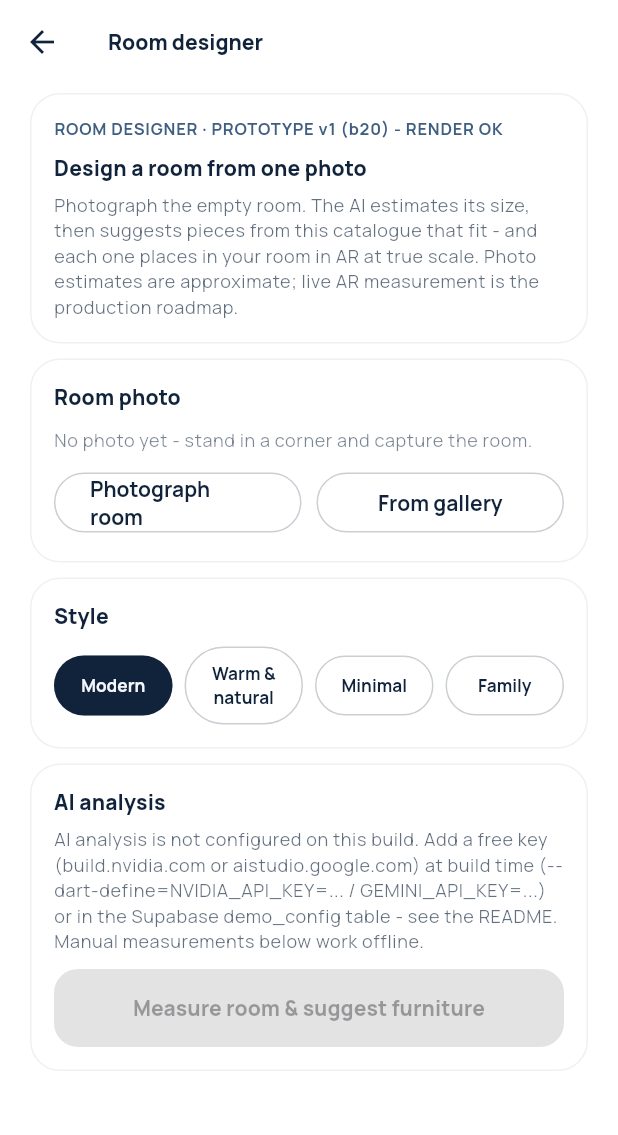
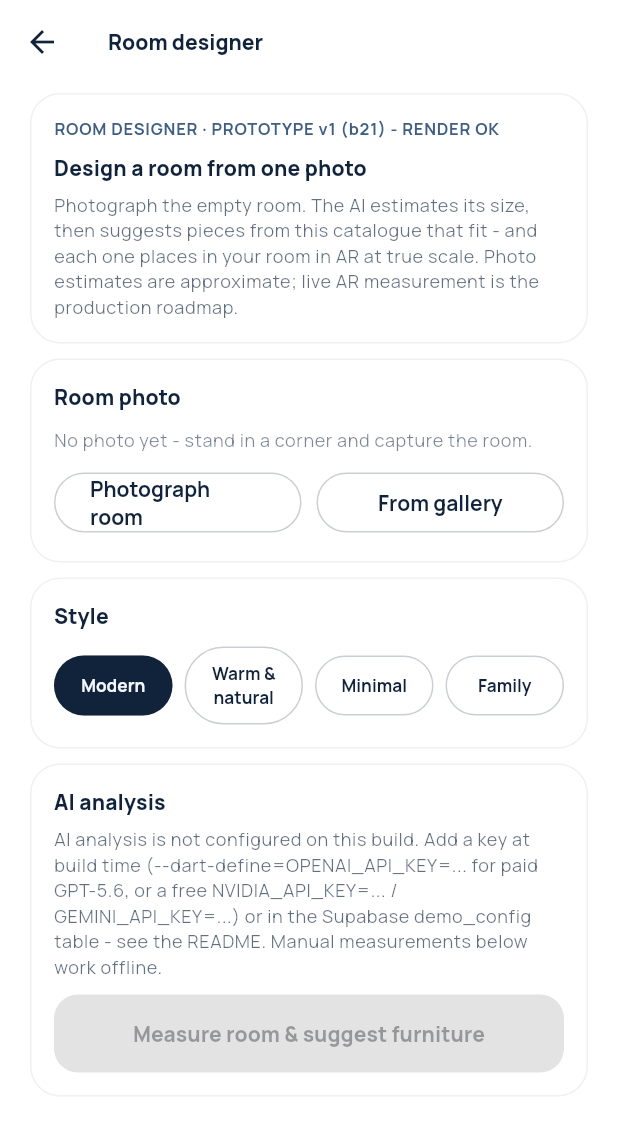
Before and after one commit to osusjr/Baytak-AR, a Flutter app: the RoomDesignerScreen screen opened directly, on a phone screen of 412 x 824 dp. Shown: the top 1135 px of the screen. Run offline on Flutter 3.47's test engine with Material 3 defaults, Android fonts, the phone set to English and light mode, and no system bars; our stand-ins replace camera, google_fonts, image_picker, shared_preferences; missing offline and left inert: model_viewer_plus; accounts and stored records are empty.

Commit message:
Prototype v1 (build 21): auto cabinets clean up after themselves; GPT-5.6 paid mode
Two changes from field feedback on b20:

1. Ghost-cabinet fix: runs the drag editor creates to host a dropped
   appliance are marked RunPlan.auto (persisted through toJson/fromJson).
   When the appliance moves away again the normalizer deletes the empty
   auto run, so parking the sink on a bare wall and moving it back no
   longer leaves stray cabinets behind. Merging an auto run into original
   cabinets clears the flag - real cabinets are never auto-deleted.

2. Paid quality mode: --dart-define=OPENAI_API_KEY puts OpenAI GPT-5.6
   FIRST in both AI chains (one multimodal model serves vision and
   reasoning); the free NVIDIA/Gemini chains remain as automatic
   fallback so an empty credit balance cannot kill a demo. OPENAI_MODEL
   picks the tier (gpt-5.6-sol default / terra / luna). GPT-5.x API
   quirks handled: max_completion_tokens instead of max_tokens, no
   temperature override. Key also distributable via the Supabase
   demo_config table (openai_api_key row). Bench scripts route gpt-*
   models to OpenAI via OPENAI_API_KEY for like-for-like scoring.
   README documents the pay-as-you-go setup (prepaid credits, budget
   cap, ~$0.08-0.12/analysis on sol, cheaper tiers listed).

flutter analyze clean, 20/20 tests pass (new: auto-cabinet cleanup).

```diff
--- a/flutter_app/lib/config/demo_config.dart
+++ b/flutter_app/lib/config/demo_config.dart
@@ -24,6 +24,15 @@ class DemoConfig {
   static const nvidiaApiKey =
       String.fromEnvironment('NVIDIA_API_KEY', defaultValue: '');
 
+  /// Optional PAID provider (platform.openai.com, pay-as-you-go - no
+  /// subscription): when set, OpenAI goes FIRST in both AI chains and the
+  /// free models become the fallback. OPENAI_MODEL picks the tier
+  /// (gpt-5.6-sol flagship / gpt-5.6-terra / gpt-5.6-luna budget).
+  static const openaiApiKey =
+      String.fromEnvironment('OPENAI_API_KEY', defaultValue: '');
+  static const openaiModel = String.fromEnvironment('OPENAI_MODEL',
+      defaultValue: 'gpt-5.6-sol');
+
   /// Optional second FREE provider (aistudio.google.com key, no card):
   /// adds Gemini Flash to the vision fallback chain for extra reliability.
   static const geminiApiKey =
--- a/flutter_app/lib/services/ai_client.dart
+++ b/flutter_app/lib/services/ai_client.dart
@@ -58,6 +58,14 @@ const _nvidiaEndpoint =
 const _geminiEndpoint =
     'https://generativelanguage.googleapis.com/v1beta/openai/chat/completions';
 
+/// Optional PAID provider: OpenAI pay-as-you-go (no subscription). When an
+/// OPENAI_API_KEY is configured, GPT-5.6 (both vision and reasoning in one
+/// model) goes FIRST in both chains; free models remain as fallback so a
+/// spent credit balance can never kill a demo. GPT-5.x quirks handled in
+/// _chatCall: max_completion_tokens instead of max_tokens, and no
+/// temperature override (reasoning models reject non-default values).
+const _openaiEndpoint = 'https://api.openai.com/v1/chat/completions';
+
 class _Candidate {
   const _Candidate(this.endpoint, this.key, this.model);
   final String endpoint, key, model;
@@ -88,12 +96,18 @@ Future<String> _resolveKey(String define, String prefsKey) async {
 }
 
 Future<List<_Candidate>> _candidates({bool text = false}) async {
+  final openai =
+      await _resolveKey(DemoConfig.openaiApiKey, 'cfg_openai_key');
   final nvidia =
       await _resolveKey(DemoConfig.nvidiaApiKey, 'cfg_nvidia_key');
   final gemini =
       await _resolveKey(DemoConfig.geminiApiKey, 'cfg_gemini_key');
   final nvidiaModels = text ? aiTextModels : aiVisionModels;
   return [
+    // paid quality first when configured (GPT-5.6 is multimodal - the
+    // same model serves the vision AND the reasoning chain)
+    if (openai.isNotEmpty)
+      _Candidate(_openaiEndpoint, openai, DemoConfig.openaiModel),
     if (nvidia.isNotEmpty)
       for (final m in nvidiaModels) _Candidate(_nvidiaEndpoint, nvidia, m),
     // Gemini Flash handles both modalities - same chain either way
@@ -106,11 +120,11 @@ Future<List<_Candidate>> _candidates({bool text = false}) async {
 Future<bool> aiConfigured() async => (await _candidates()).isNotEmpty;
 
 const aiNotConfiguredMessage =
-    'AI analysis is not configured on this build. Add a free key '
-    '(build.nvidia.com or aistudio.google.com) at build time '
-    '(--dart-define=NVIDIA_API_KEY=... / GEMINI_API_KEY=...) or in the '
-    'Supabase demo_config table - see the README. Manual measurements '
-    'below work offline.';
+    'AI analysis is not configured on this build. Add a key at build time '
+    '(--dart-define=OPENAI_API_KEY=... for paid GPT-5.6, or a free '
+    'NVIDIA_API_KEY=... / GEMINI_API_KEY=...) or in the Supabase '
+    'demo_config table - see the README. Manual measurements below work '
+    'offline.';
 
 // ---------------------------------------------------------------------------
 // image preparation: decode -> downscale -> JPEG until under budget.
@@ -270,14 +284,17 @@ Future<String> _chatCall(
   final clock = Stopwatch()..start();
   for (final c in candidates) {
     if (clock.elapsed > const Duration(seconds: 150)) break;
+    final openai = c.endpoint == _openaiEndpoint;
+    // reasoning models think before answering - give them headroom
+    final budget =
+        c.model.startsWith('qwen/') || c.model.startsWith('deepseek')
+            ? 8192
+            : maxTokens;
     final body = jsonEncode({
       'model': c.model,
-      // reasoning models think before answering - give them headroom
-      'max_tokens':
-          c.model.startsWith('qwen/') || c.model.startsWith('deepseek')
-              ? 8192
-              : maxTokens,
-      'temperature': 0.2,
+      // GPT-5.x rejects max_tokens and non-default temperature
+      if (openai) 'max_completion_tokens': 16384 else 'max_tokens': budget,
+      if (!openai) 'temperature': 0.2,
       'messages': messagesFor(c.model),
     });
     http.Response attempt;
--- a/flutter_app/lib/services/plan_normalizer.dart
+++ b/flutter_app/lib/services/plan_normalizer.dart
@@ -116,6 +116,12 @@ List<String> normalizePlan(LayoutPlan plan) {
   // ---- 1. clamp, drop degenerates, merge same-wall overlaps -------------
   final kept = <RunPlan>[];
   for (final r in plan.runs) {
+    if (r.auto && !r.hasAppliance) {
+      // an editor-created run whose appliance moved away: remove it so
+      // ghost cabinets never pile up around the kitchen
+      notes.add('removed the cabinets added for a moved appliance');
+      continue;
+    }
     final m = _axisMax(r.wall, w, d);
     r.a = r.a.clamp(0.02, m - 0.02).toDouble();
     r.b = r.b.clamp(0.02, m - 0.02).toDouble();
@@ -147,6 +153,8 @@ List<String> normalizePlan(LayoutPlan plan) {
       prev.rangeAt ??= r.rangeAt;
       prev.fridge ??= r.fridge;
       prev.uppers = prev.uppers || r.uppers;
+      // a merge containing ANY original cabinets is no longer disposable
+      prev.auto = prev.auto && r.auto;
       notes.add('merged overlapping cabinets on the ${r.wall.name} wall');
     } else {
       merged.add(r);
--- a/flutter_app/lib/services/remote_catalog.dart
+++ b/flutter_app/lib/services/remote_catalog.dart
@@ -78,6 +78,7 @@ class RemoteCatalog {
     const keys = {
       'nvidia_api_key': 'cfg_nvidia_key',
       'gemini_api_key': 'cfg_gemini_key',
+      'openai_api_key': 'cfg_openai_key',
     };
     final seen = <String>{};
     for (final r in rows) {
--- a/flutter_app/lib/theme.dart
+++ b/flutter_app/lib/theme.dart
@@ -7,7 +7,7 @@ const kVersionLabel = 'PROTOTYPE v1';
 /// Internal build counter - bump EVERY change round. The RENDER OK strips
 /// show it so stale builds on the test phone are still detectable now that
 /// the marketing label stays fixed.
-const kBuildNumber = 20;
+const kBuildNumber = 21;
 
 /// Diagnostic stamp for the per-screen "RENDER OK" strips.
 const kBuildStamp = '$kVersionLabel (b$kBuildNumber)';
```
Also changed, not shown: flutter_app/lib/services/kitchen_generator.dart (+10 -0 lines), flutter_app/lib/services/plan_editor.dart (+8 -5 lines), 6 other files.
